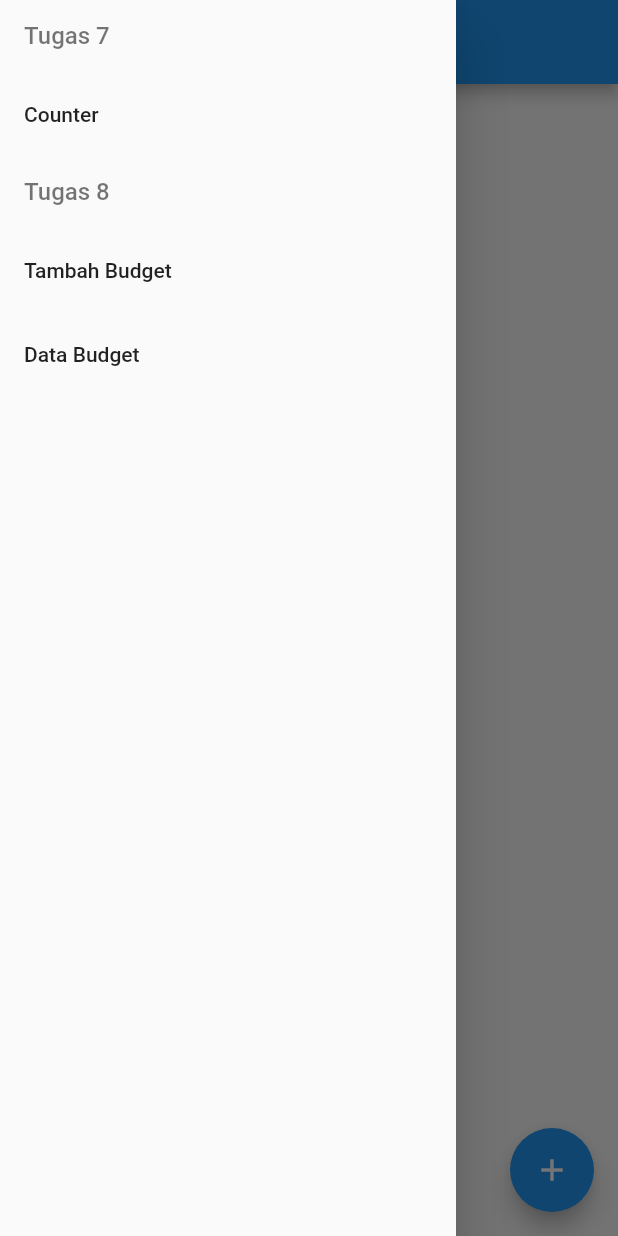
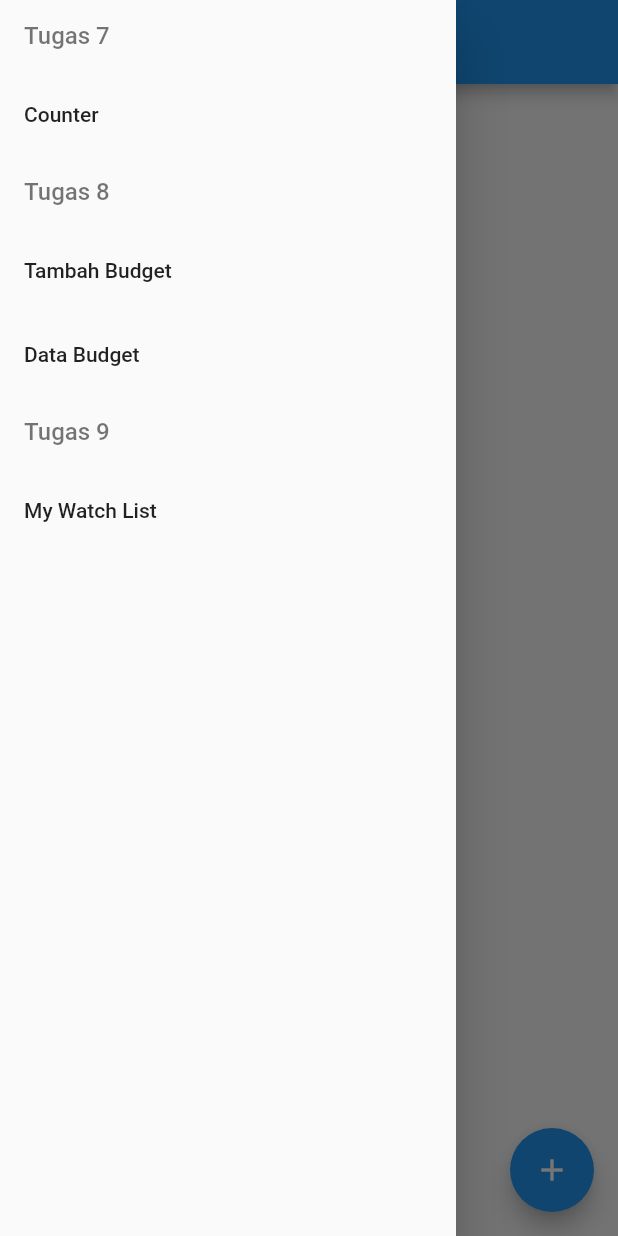
Before and after one commit to HansTM/pbp-tugas-flutter, a Flutter app: the screen it shows after launch, with the side drawer open, on a phone screen of 412 x 824 dp. Run offline on Flutter 3.47's test engine with Material 2 defaults, Android fonts, the phone set to English and light mode, and no system bars.

Commit message:
Tugas 9: Susun folder, halaman yang dibutuhkan

```diff
--- a/lib/main.dart
+++ b/lib/main.dart
@@ -1,4 +1,4 @@
-import 'package:tugas/counter.dart';
+import 'package:tugas/page/counter.dart';
 import 'package:flutter/material.dart';
 
 void main() {
--- a/lib/budget_form.dart
+++ b/lib/page/budget/form.dart
@@ -1,5 +1,5 @@
-import 'package:tugas/budget_data.dart';
-import 'package:tugas/drawer.dart';
+import 'package:tugas/model/budget.dart';
+import 'package:tugas/page/drawer.dart';
 import 'package:flutter/material.dart';
 import 'package:flutter/services.dart';
 import 'package:intl/intl.dart';
--- a/lib/budget_list.dart
+++ b/lib/page/budget/list.dart
@@ -1,5 +1,5 @@
-import 'package:tugas/budget_data.dart';
-import 'package:tugas/drawer.dart';
+import 'package:tugas/model/budget.dart';
+import 'package:tugas/page/drawer.dart';
 import 'package:flutter/material.dart';
 import 'package:intl/intl.dart';
 
--- a/lib/counter.dart
+++ b/lib/page/counter.dart
@@ -1,4 +1,4 @@
-import 'package:tugas/drawer.dart';
+import 'package:tugas/page/drawer.dart';
 import 'package:flutter/material.dart';
 
 class CounterPage extends StatefulWidget {
--- a/lib/drawer.dart
+++ b/lib/page/drawer.dart
@@ -1,6 +1,7 @@
-import 'package:tugas/counter.dart';
-import 'package:tugas/budget_form.dart';
-import 'package:tugas/budget_list.dart';
+import 'package:tugas/page/counter.dart';
+import 'package:tugas/page/budget/form.dart';
+import 'package:tugas/page/budget/list.dart';
+import 'package:tugas/page/watchlist/list.dart';
 import 'package:flutter/material.dart';
 
 class GlobalDrawer extends StatelessWidget {
@@ -60,6 +61,25 @@ class GlobalDrawer extends StatelessWidget {
               );
             },
           ),
+          const ListTile(
+            title: Text(
+              'Tugas 9',
+              style: TextStyle(
+                fontSize: 16,
+                color: Colors.black54,
+              )
+            ),
+            dense: true,
+          ),
+          ListTile(
+            title: const Text('My Watch List'),
+            onTap: () {
+              Navigator.pushReplacement(
+                context,
+                MaterialPageRoute(builder: (context) => const WatchListListPage()),
+              );
+            },
+          ),
         ],
       ),
     );
```
Also changed, not shown: lib/page/watchlist/details.dart (added, +31 -0 lines), lib/page/watchlist/list.dart (added, +74 -0 lines), lib/model/budget.dart (renamed from lib/budget_data.dart).
